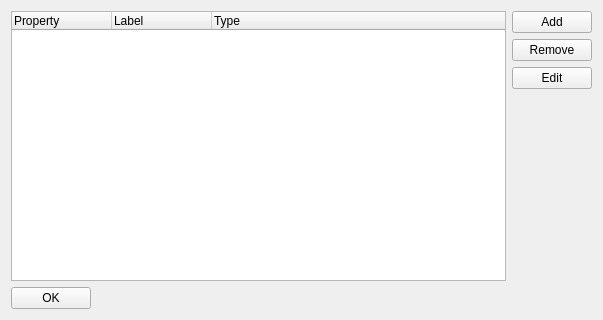
The window that code/nel/tools/3d/object_viewer_qt/src/plugins/material_editor/material_properties.ui (ryzom/ryzomcore) describes before a commit, drawn with Qt 5.
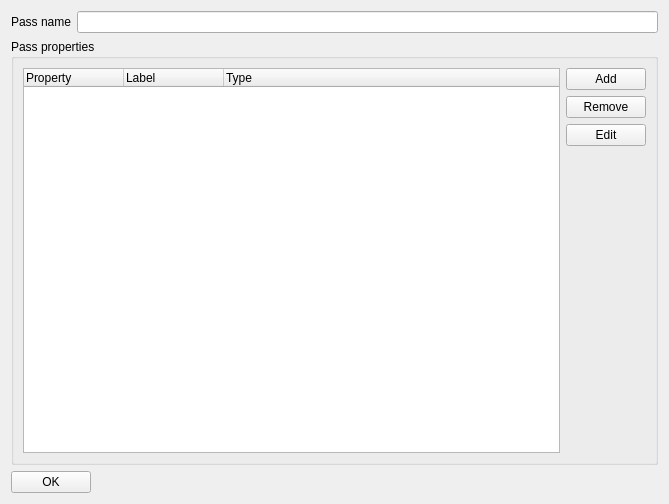
The same window after the commit.

Commit message:
Worked a bit more on dynamic material. Also started to rework the material and pass widgets since I've realized I messed it up. Eg.: passes should have properties, not the material itself.
branch : gsoc2013-dfighter

```diff
--- a/code/nel/tools/3d/object_viewer_qt/src/plugins/material_editor/material_properties.ui
+++ b/code/nel/tools/3d/object_viewer_qt/src/plugins/material_editor/material_properties.ui
@@ -9,15 +9,41 @@
    <rect>
     <x>0</x>
     <y>0</y>
-    <width>603</width>
-    <height>320</height>
+    <width>669</width>
+    <height>504</height>
    </rect>
   </property>
   <property name="windowTitle">
    <string>Material properties</string>
   </property>
-  <layout class="QVBoxLayout" name="verticalLayout_3">
+  <layout class="QGridLayout" name="gridLayout">
+   <item row="0" column="0">
+    <layout class="QHBoxLayout" name="horizontalLayout_3">
    <item>
+      <widget class="QLabel" name="label">
+       <property name="text">
+        <string>Pass name</string>
+       </property>
+      </widget>
+     </item>
+     <item>
+      <widget class="QLineEdit" name="nameEdit"/>
+     </item>
+    </layout>
+   </item>
+   <item row="1" column="0">
+    <widget class="QGroupBox" name="groupBox">
+     <property name="sizePolicy">
+      <sizepolicy hsizetype="MinimumExpanding" vsizetype="MinimumExpanding">
+       <horstretch>0</horstretch>
+       <verstretch>0</verstretch>
+      </sizepolicy>
+     </property>
+     <property name="title">
+      <string>Pass properties</string>
+     </property>
+     <layout class="QGridLayout" name="gridLayout_2">
+      <item row="0" column="0">
     <layout class="QHBoxLayout" name="horizontalLayout">
      <item>
       <widget class="QTreeWidget" name="treeWidget">
@@ -44,6 +70,12 @@
         <layout class="QVBoxLayout" name="verticalLayout">
          <item>
           <widget class="QPushButton" name="addButton">
+              <property name="sizePolicy">
+               <sizepolicy hsizetype="Fixed" vsizetype="Fixed">
+                <horstretch>0</horstretch>
+                <verstretch>0</verstretch>
+               </sizepolicy>
+              </property>
            <property name="text">
             <string>Add</string>
            </property>
@@ -51,6 +83,12 @@
          </item>
          <item>
           <widget class="QPushButton" name="removeButton">
+              <property name="sizePolicy">
+               <sizepolicy hsizetype="Fixed" vsizetype="Fixed">
+                <horstretch>0</horstretch>
+                <verstretch>0</verstretch>
+               </sizepolicy>
+              </property>
            <property name="text">
             <string>Remove</string>
            </property>
@@ -58,6 +96,12 @@
          </item>
          <item>
           <widget class="QPushButton" name="editButton">
+              <property name="sizePolicy">
+               <sizepolicy hsizetype="Fixed" vsizetype="Fixed">
+                <horstretch>0</horstretch>
+                <verstretch>0</verstretch>
+               </sizepolicy>
+              </property>
            <property name="text">
             <string>Edit</string>
            </property>
@@ -82,10 +126,19 @@
      </item>
     </layout>
    </item>
-   <item>
+     </layout>
+    </widget>
+   </item>
+   <item row="2" column="0">
     <layout class="QHBoxLayout" name="horizontalLayout_2">
      <item>
       <widget class="QPushButton" name="okButton">
+       <property name="sizePolicy">
+        <sizepolicy hsizetype="Fixed" vsizetype="Fixed">
+         <horstretch>0</horstretch>
+         <verstretch>0</verstretch>
+        </sizepolicy>
+       </property>
        <property name="text">
         <string>OK</string>
        </property>
```
Left out of the diff: 2 changed lines with no effect on the pictures. Lines whose indentation alone changed are shown as unchanged. The commit also changes 4 other files.
